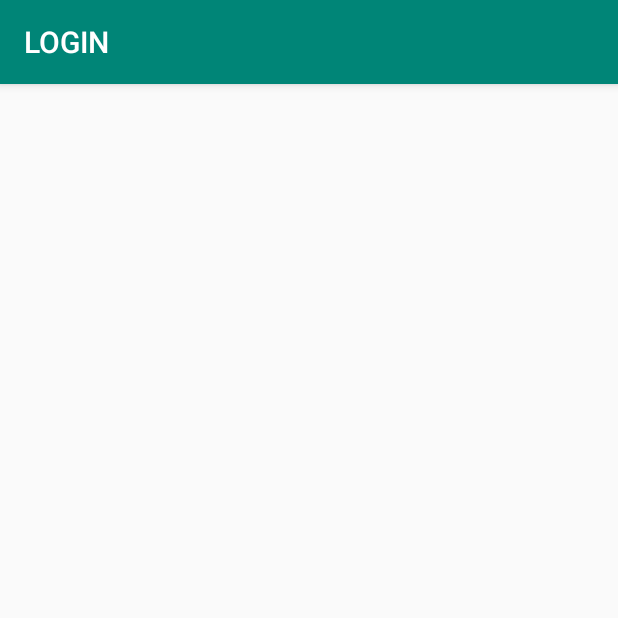
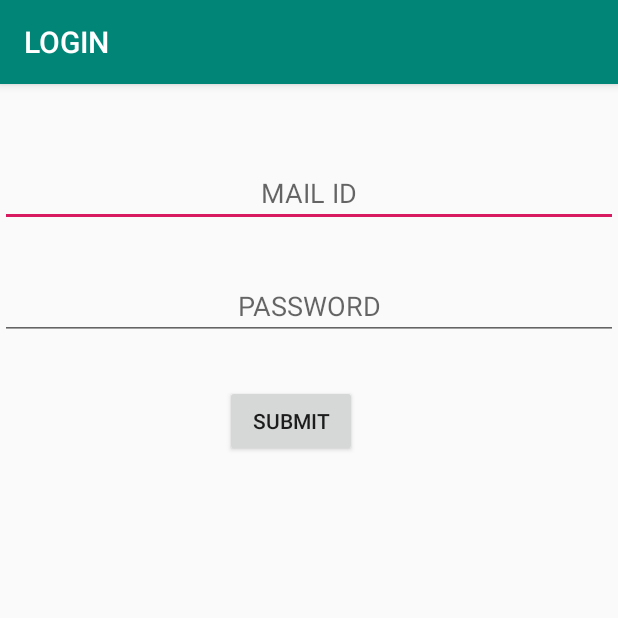
Before and after one commit to suresh-44/hackonload_indorse, an Android app: the LoginActivity screen opened directly, with no data from a screen before it, on a phone screen of 412 x 824 dp, the top half of it. Run offline under Robolectric (Android 15) with nearby library versions, the phone set to English and light mode, and no system bars.

```diff
--- a/android/app/src/main/java/com/example/medico/LoginActivity.java
+++ b/android/app/src/main/java/com/example/medico/LoginActivity.java
@@ -2,12 +2,20 @@ package com.example.medico;
 
 import android.support.v7.app.AppCompatActivity;
 import android.os.Bundle;
+import android.widget.Button;
+import android.widget.EditText;
 
 public class LoginActivity extends AppCompatActivity {
+    public EditText UserMail_ET , UserPWD_ET;
+    public Button USERSubmit;
+    private String mailID, password;
+    private boolean success = false;
 
     @Override
     protected void onCreate(Bundle savedInstanceState) {
         super.onCreate(savedInstanceState);
         setContentView(R.layout.activity_login);
+        UserMail_ET = findViewById(R.id.USER_MAIL_ET);
+        UserPWD_ET = findViewById(R.id.USER_PASSWORD_ET);
     }
 }
--- a/android/app/src/main/res/layout/activity_login.xml
+++ b/android/app/src/main/res/layout/activity_login.xml
@@ -1,9 +1,36 @@
 <?xml version="1.0" encoding="utf-8"?>
-<android.support.constraint.ConstraintLayout xmlns:android="http://schemas.android.com/apk/res/android"
+<LinearLayout xmlns:android="http://schemas.android.com/apk/res/android"
     xmlns:app="http://schemas.android.com/apk/res-auto"
     xmlns:tools="http://schemas.android.com/tools"
     android:layout_width="match_parent"
     android:layout_height="match_parent"
+    android:orientation="vertical"
     tools:context=".LoginActivity">
+<EditText
+    android:layout_width="match_parent"
 
-</android.support.constraint.ConstraintLayout>
+    android:layout_marginTop="50dp"
+    android:layout_height="wrap_content"
+    android:hint="MAIL ID"
+    android:inputType="textEmailAddress"
+    android:id="@+id/USER_MAIL_ET"
+    android:textAlignment="center"
+    />
+    <EditText
+        android:layout_width="match_parent"
+        android:layout_height="wrap_content"
+        android:hint="PASSWORD"
+        android:inputType="textPassword"
+        android:id="@+id/USER_PASSWORD_ET"
+        android:layout_marginTop="30dp"
+        android:textAlignment="center"
+        />
+    <Button
+        android:layout_width="wrap_content"
+        android:layout_height="wrap_content"
+        android:text="@string/submitButton"
+        android:layout_marginLeft="150dp"
+        android:layout_marginTop="30dp"
+        />
+
+</LinearLayout>
--- a/android/app/src/main/res/values/strings.xml
+++ b/android/app/src/main/res/values/strings.xml
@@ -1,5 +1,6 @@
 <resources>
     <string name="app_name">Medico</string>
+    <string name="submitButton">SUBMIT</string>
     <string name="title_activity_login">Sign in</string>
     <!-- Strings related to login -->
     <string name="prompt_email">Email</string>
```
Also changed, not shown: android/app/src/main/java/com/example/medico/HACRegistration.java (+40 -1 lines).
